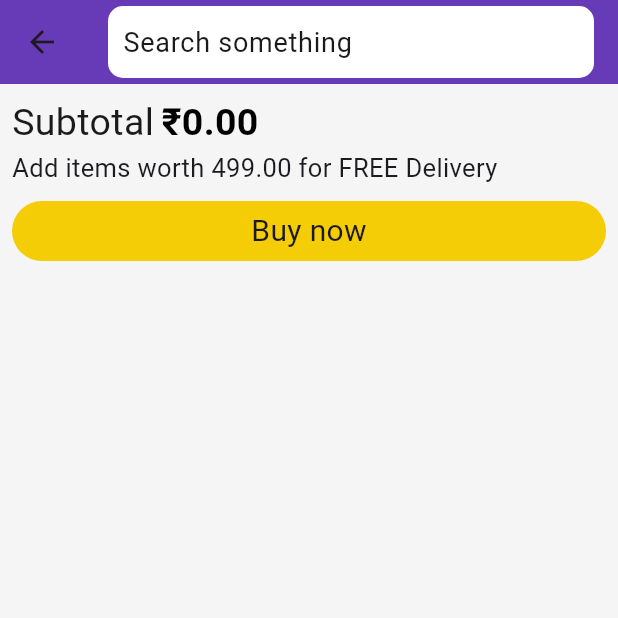
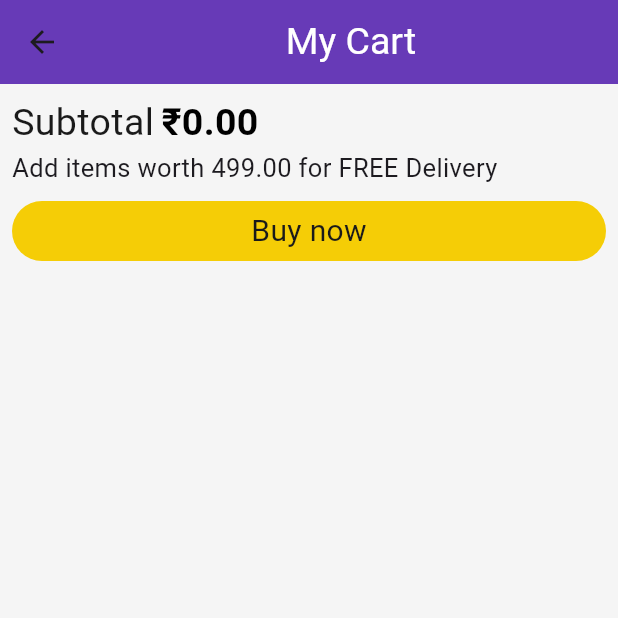
Before and after one commit to GeeklyCoder7/quickbuy, a Flutter app: the CartScreen screen opened directly, on a phone screen of 412 x 824 dp, the top half of it. Run offline on Flutter 3.47's test engine with Material 3 defaults, Android fonts, the phone set to English and light mode, and no system bars; our stand-ins replace firebase_auth, firebase_core, firebase_database, lottie, shimmer; accounts and stored records are empty.

```diff
--- a/lib/screens/cart_screen.dart
+++ b/lib/screens/cart_screen.dart
@@ -79,7 +79,8 @@ class _CartScreenState extends State<CartScreen> {
   void calculateSubtotal() {
     double newSubtotal = 0;
     for (var item in cartItems) {
-      newSubtotal += item.cartItem.cartQuantity * item.productModel.productPrice;
+      newSubtotal +=
+          item.cartItem.cartQuantity * item.productModel.productPrice;
     }
 
     setState(() {
@@ -99,20 +100,13 @@ class _CartScreenState extends State<CartScreen> {
       backgroundColor: AppColors.background,
       appBar: AppBar(
         backgroundColor: AppColors.primary,
-        title: Container(
-          padding: EdgeInsets.symmetric(horizontal: 10),
-          decoration: BoxDecoration(
-            color: Colors.white,
-            borderRadius: BorderRadius.circular(10),
-          ),
-          child: TextField(
-            decoration: InputDecoration(
-              hintText: 'Search something',
-              hintStyle: TextStyle(
-                color: AppColors.text,
-                fontSize: 18,
-              ),
-              border: InputBorder.none,
+        title: Center(
+          child: Text(
+            textAlign: TextAlign.center,
+            "My Cart",
+            style: TextStyle(
+              color: Colors.white,
+              fontSize: 25,
             ),
           ),
         ),
@@ -151,7 +145,9 @@ class _CartScreenState extends State<CartScreen> {
 
                   //More addition for free delivery text
                   Text(
-                    subtotal > 499 ? "You are eligible for FREE Delivery" : "Add items worth ${(499 - subtotal).toStringAsFixed(2)} for FREE Delivery",
+                    subtotal > 499
+                        ? "You are eligible for FREE Delivery"
+                        : "Add items worth ${(499 - subtotal).toStringAsFixed(2)} for FREE Delivery",
                     style: TextStyle(
                       fontSize: 17,
                     ),
```
Also changed, not shown: lib/screens/home_page_screen.dart (+16 -0 lines), lib/services/search_service.dart (added, +41 -0 lines).
